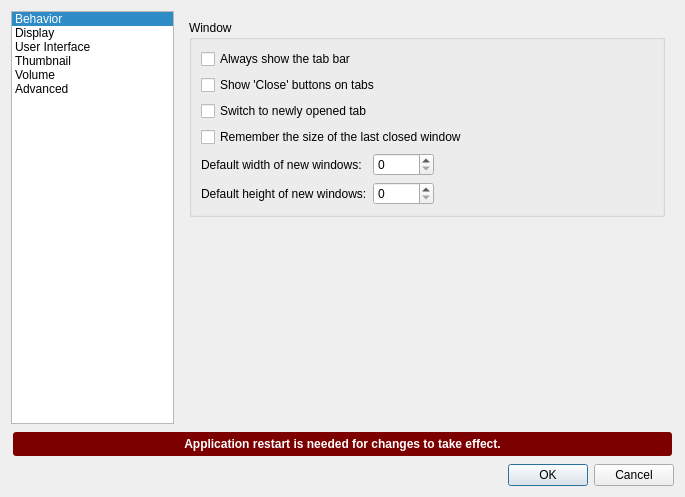
Before: the Qt Designer form pcmanfm/preferences.ui in lxqt/pcmanfm-qt, drawn with Qt 5.
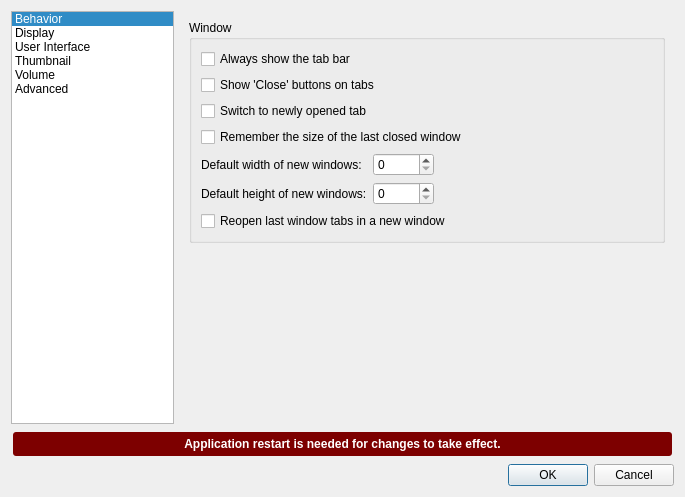
After: the same form once the commit is applied. The open tabs and pages were chosen to show the change.

Commit message: Added an option to open tabs of last window (#1177)

What changed in the file:
```diff
--- a/pcmanfm/preferences.ui
+++ b/pcmanfm/preferences.ui
@@ -556,6 +556,13 @@
               </property>
              </widget>
             </item>
+            <item row="6" column="0" colspan="2">
+             <widget class="QCheckBox" name="reopenLastTabs">
+              <property name="text">
+               <string>Reopen last window tabs in a new window</string>
+              </property>
+             </widget>
+            </item>
            </layout>
           </widget>
          </item>
```
The commit also changes 7 other files.
